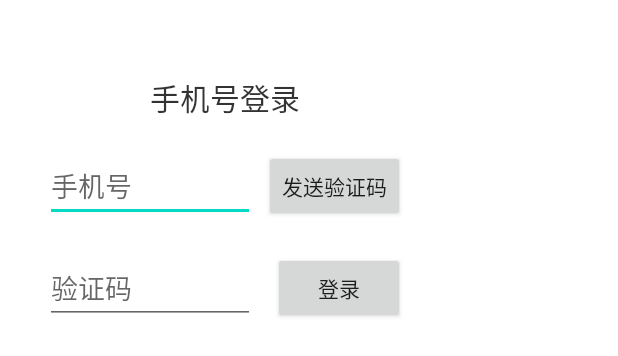
After one commit to nasamio/Mio_ktx, an Android app: the layout layout_login.xml on its own in the app's theme, with its tools: preview values and no code run, on a phone screen of 412 x 824 dp. The commit adds this screen. Shown: the top 356 px of the screen. Run offline under Robolectric (Android 15) with nearby library versions, the phone set to English and light mode, and no system bars.

Commit message:
wyy 音乐 实现发送验证码及登录弹窗

```diff
--- /dev/null
+++ b/music/src/main/java/com/mio/music/data/Bindings.kt
@@ -0,0 +1,5 @@
+package com.mio.music.data
+
+class Bindings {
+
+}
--- /dev/null
+++ b/music/src/main/java/com/mio/music/data/Experts.kt
@@ -0,0 +1,5 @@
+package com.mio.music.data
+
+data class Experts(
+    val code: Int = 0,
+)
--- /dev/null
+++ b/music/src/main/res/layout/layout_login.xml
@@ -0,0 +1,68 @@
+<?xml version="1.0" encoding="utf-8"?>
+<layout xmlns:android="http://schemas.android.com/apk/res/android"
+    xmlns:app="http://schemas.android.com/apk/res-auto">
+
+    <data>
+
+    </data>
+
+    <androidx.constraintlayout.widget.ConstraintLayout
+        android:layout_width="300dp"
+        android:layout_height="300dp"
+        android:background="@color/white_95"
+        android:padding="30dp">
+
+        <TextView
+            android:id="@+id/tv_title"
+            android:layout_width="wrap_content"
+            android:layout_height="wrap_content"
+            android:layout_marginTop="20dp"
+            android:text="手机号登录"
+            android:textColor="@color/black_80"
+            android:textSize="20sp"
+            app:layout_constraintEnd_toEndOf="parent"
+            app:layout_constraintStart_toStartOf="parent"
+            app:layout_constraintTop_toTopOf="parent" />
+
+        <EditText
+            android:id="@+id/et_phone"
+            android:layout_width="match_parent"
+            android:layout_height="wrap_content"
+            android:layout_marginTop="20dp"
+            android:layout_marginEnd="100dp"
+            android:hint="手机号"
+            android:inputType="phone"
+            app:layout_constraintEnd_toEndOf="parent"
+            app:layout_constraintStart_toStartOf="parent"
+            app:layout_constraintTop_toBottomOf="@+id/tv_title" />
+
+        <androidx.appcompat.widget.AppCompatButton
+            android:id="@+id/btn_send"
+            android:layout_width="wrap_content"
+            android:layout_height="wrap_content"
+            android:text="发送验证码"
+            app:layout_constraintEnd_toEndOf="parent"
+            app:layout_constraintTop_toTopOf="@id/et_phone" />
+
+        <EditText
+            android:id="@+id/et_code"
+            android:layout_width="match_parent"
+            android:layout_height="wrap_content"
+            android:layout_marginTop="20dp"
+            android:layout_marginEnd="100dp"
+            android:hint="验证码"
+            android:inputType="number"
+            app:layout_constraintEnd_toEndOf="parent"
+            app:layout_constraintStart_toStartOf="parent"
+            app:layout_constraintTop_toBottomOf="@+id/et_phone" />
+
+        <androidx.appcompat.widget.AppCompatButton
+            android:id="@+id/btn_login"
+            android:layout_width="wrap_content"
+            android:layout_height="wrap_content"
+            android:text="登录"
+            app:layout_constraintEnd_toEndOf="parent"
+            app:layout_constraintTop_toTopOf="@id/et_code" />
+
+    </androidx.constraintlayout.widget.ConstraintLayout>
+</layout>
```
Also changed, not shown: music/build.gradle (+15 -0 lines), music/src/main/AndroidManifest.xml (+10 -7 lines), music/src/main/java/com/mio/music/MainActivity.kt (+24 -24 lines), music/src/main/java/com/mio/music/data/Account.kt (added, +17 -0 lines), music/src/main/java/com/mio/music/data/BaseResponse.kt (added, +7 -0 lines), music/src/main/java/com/mio/music/data/BindingsItem.kt (added, +11 -0 lines), music/src/main/java/com/mio/music/data/LoginBean.kt (added, +9 -0 lines), music/src/main/java/com/mio/music/data/Profile.kt (added, +37 -0 lines), music/src/main/java/com/mio/music/helper/DialogHelper.kt (added, +97 -0 lines), music/src/main/java/com/mio/music/helper/KtorHelper.kt (added, +124 -0 lines), music/src/main/java/com/mio/music/helper/UserHelper.kt (added, +18 -0 lines), music/src/main/java/com/mio/music/ui/MainFragment.kt (+134 -90 lines), music/src/main/java/com/mio/music/ui/view/LoginView.kt (added, +23 -0 lines), music/src/main/res/layout/activity_main.xml (+6 -6 lines), 2 other files.
